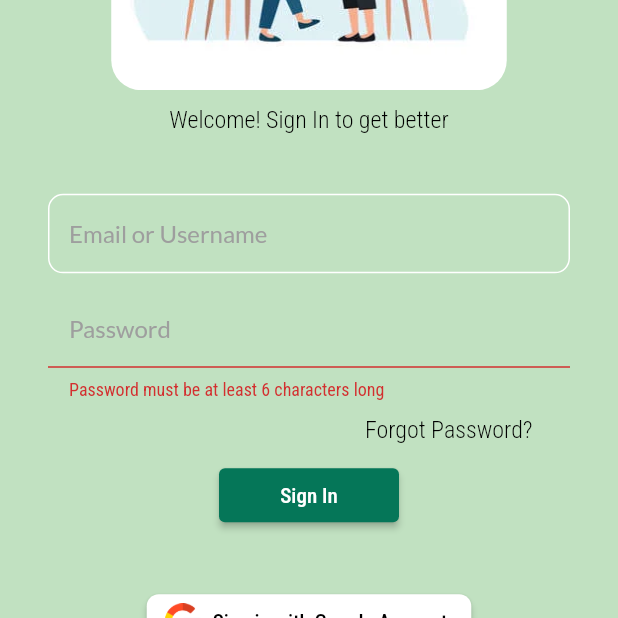
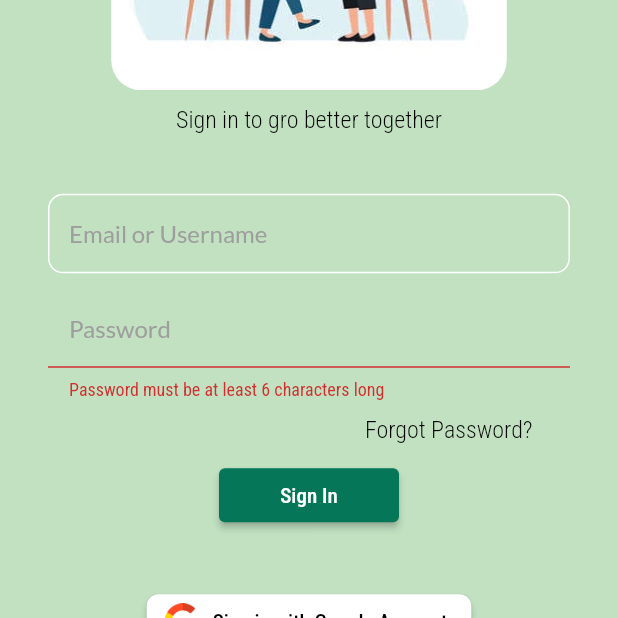
Before and after one commit to JannaShireen/Gro-Better, a Flutter app: the screen it shows after launch, after a tap on "Sign In", on a phone screen of 412 x 824 dp, the part 378-996 px from its top. Run offline on Flutter 3.47's test engine with Material 2 defaults, Android fonts, the phone set to English and light mode, and no system bars; our stand-ins replace cloud_firestore, firebase_auth, firebase_core, firebase_storage, flutter_dotenv, flutter_rating_bar and 5 more; missing offline and left inert: flutter_stripe, zego_uikit_prebuilt_call, zego_uikit_signaling_plugin; accounts and stored records are empty.

Commit message:
null bug fixed

```diff
--- a/lib/main.dart
+++ b/lib/main.dart
@@ -13,6 +13,8 @@ import 'package:firebase_core/firebase_core.dart';
 import 'package:gro_better/services/auth.dart';
 import 'package:gro_better/shared/constants.dart';
 import 'package:provider/provider.dart';
+import 'package:zego_uikit_prebuilt_call/zego_uikit_prebuilt_call.dart';
+import 'package:zego_uikit_signaling_plugin/zego_uikit_signaling_plugin.dart';
 
 Future<void> main() async {
   WidgetsFlutterBinding.ensureInitialized();
@@ -22,11 +24,27 @@ Future<void> main() async {
   //Load our .env file that contains our Stripe Secret key
   await dotenv.load(fileName: "assets/.env");
   await Firebase.initializeApp();
-  runApp(const MyApp());
+
+  //Define a navigator key
+  final navigatorKey = GlobalKey<NavigatorState>();
+  ZegoUIKitPrebuiltCallInvitationService().setNavigatorKey(navigatorKey);
+
+  ZegoUIKit().initLog().then((value) {
+    ///  Call the `useSystemCallingUI` method
+    ZegoUIKitPrebuiltCallInvitationService().useSystemCallingUI(
+      [ZegoUIKitSignalingPlugin()],
+    );
+
+    runApp(MyApp(navigatorKey: navigatorKey));
+  });
 }
 
 class MyApp extends StatelessWidget {
-  const MyApp({super.key});
+  final GlobalKey<NavigatorState> navigatorKey;
+  const MyApp({
+    required this.navigatorKey,
+    Key? key,
+  }) : super(key: key);
 
   // This widget is the root of your application.
   @override
@@ -43,6 +61,7 @@ class MyApp extends StatelessWidget {
         ChangeNotifierProvider(create: (context) => DoctorSearchProvider())
       ],
       child: MaterialApp(
+        navigatorKey: navigatorKey,
         debugShowCheckedModeBanner: false,
         title: 'Gro Better',
         theme: ThemeData(
--- a/lib/provider/home_state.dart
+++ b/lib/provider/home_state.dart
@@ -10,7 +10,7 @@ class HomeState extends ChangeNotifier {
     const CommunityScreen(),
     //ExpertScreen(),
     const DoctorsList(),
-    Messages(),
+    const ConversationList(),
     const ProfileScreen(),
   ];
 
--- a/lib/provider/user_provider.dart
+++ b/lib/provider/user_provider.dart
@@ -1,17 +1,15 @@
-import 'dart:io';
-
 import 'package:flutter/material.dart';
 import 'package:gro_better/model/user_info.dart';
 import 'package:gro_better/services/database/database.dart';
 import 'package:gro_better/shared/constants.dart';
-import 'package:image_picker/image_picker.dart';
 
 class UserProvider with ChangeNotifier {
-  UserDetails? _user;
+  late UserDetails _user =
+      UserDetails(uid: ' ', name: 'jan', email: ' ', dob: DateTime.now());
 
   final DatabaseService db = DatabaseService(uid: currentuserId);
 
-  UserDetails? get getUser => _user;
+  UserDetails get getUser => _user;
 
   Future<void> refreshUser() async {
     UserDetails user = await db.getUserDetails();
--- a/lib/screens/authenticate/signin.dart
+++ b/lib/screens/authenticate/signin.dart
@@ -62,7 +62,7 @@ class _SignInState extends State<SignIn> {
                             kHeight10,
 
                             // welcome back, you've been missed!
-                            const Text('Welcome! Sign In to get better',
+                            const Text('Sign in to gro better together',
                                 style: textStyle2),
 
                             kHeight20,
--- a/lib/screens/community/community.dart
+++ b/lib/screens/community/community.dart
@@ -27,7 +27,7 @@ class CommunityScreen extends StatelessWidget {
         elevation: 0,
         backgroundColor: kBackgroundColor,
         title: Text(
-          'Hello, ${userInfo?.name ?? ''}!',
+          'Hello, ${userInfo?.name ?? ''}',
           style:
               const TextStyle(color: Colors.black, fontWeight: FontWeight.bold),
         ),
--- a/lib/screens/messages/messages.dart
+++ b/lib/screens/messages/messages.dart
@@ -3,8 +3,8 @@ import 'package:flutter/material.dart';
 
 import 'package:gro_better/shared/constants.dart';
 
-class Messages extends StatelessWidget {
-  const Messages({super.key});
+class ConversationList extends StatelessWidget {
+  const ConversationList({super.key});
 
   @override
   Widget build(BuildContext context) {
@@ -12,7 +12,7 @@ class Messages extends StatelessWidget {
       appBar: AppBar(
         backgroundColor: kPrimaryColor,
         automaticallyImplyLeading: false,
-        title: const Text('Messages'),
+        title: const Text('Conversations'),
         centerTitle: true,
       ),
       body: StreamBuilder<QuerySnapshot<Map<String, dynamic>>>(
--- a/lib/screens/widgets/my_thoughts.dart
+++ b/lib/screens/widgets/my_thoughts.dart
@@ -1,4 +1,5 @@
 import 'package:cloud_firestore/cloud_firestore.dart';
+import 'package:firebase_auth/firebase_auth.dart';
 import 'package:flutter/material.dart';
 import 'package:gro_better/model/post.dart';
 import 'package:gro_better/screens/community/widgets/post_card.dart';
@@ -14,7 +15,7 @@ class ThoughtsTab extends StatelessWidget {
     return StreamBuilder<QuerySnapshot>(
       stream: FirebaseFirestore.instance
           .collection('posts')
-          .where('authorId', isEqualTo: currentuserId)
+          .where('authorId', isEqualTo: FirebaseAuth.instance.currentUser!.uid)
           .snapshots(),
       builder: (context, snapshot) {
         if (snapshot.connectionState == ConnectionState.waiting) {
--- a/lib/screens/wrapper.dart
+++ b/lib/screens/wrapper.dart
@@ -1,5 +1,6 @@
 import 'package:flutter/material.dart';
 import 'package:gro_better/model/user.dart';
+import 'package:gro_better/provider/user_provider.dart';
 import 'package:gro_better/screens/authenticate/authenticate.dart';
 import 'package:gro_better/screens/community/bottom_navigation_bar/bottom_navigation_bar.dart';
 
@@ -10,11 +11,17 @@ class Wrapper extends StatelessWidget {
 
   @override
   Widget build(BuildContext context) {
+    void addData() async {
+      UserProvider userProvider = Provider.of(context, listen: false);
+      await userProvider.refreshUser();
+    }
+
     final user = Provider.of<UserModel?>(context);
     if (user == null) {
-      return Authenticate();
+      return const Authenticate();
     } else {
-      return HomeScreen();
+      addData();
+      return const HomeScreen();
 
       //return either home or authenticate widget
     }
--- a/lib/shared/razorpay_key.dart
+++ /dev/null
@@ -1 +0,0 @@
-final String myRazorPayKey = 'rzp_test_hODIP49U2wqq4O';
--- /dev/null
+++ b/lib/shared/utils/utils.dart
@@ -0,0 +1,5 @@
+class Utils {
+  final appId = 261316837;
+  final appSign =
+      '8f5b36ba182d39f344eb9bf08f280cd6a65d82bf5265ba6856801f3f84d81212';
+}
```
Also changed, not shown: lib/screens/community/bottom_navigation_bar/bottom_navigation_bar.dart (+6 -13 lines), lib/screens/community/widgets/upcoming_events.dart (+38 -33 lines), lib/screens/community/widgets/video_call.dart (added, +41 -0 lines), lib/screens/profile/profile.dart (+8 -17 lines), lib/screens/widgets/top_section.dart (+29 -11 lines), lib/services/zego/zego_services.dart (added, +31 -0 lines), pubspec.yaml (+3 -4 lines), flutter_01.png (added), pubspec.lock, 6 other files.
